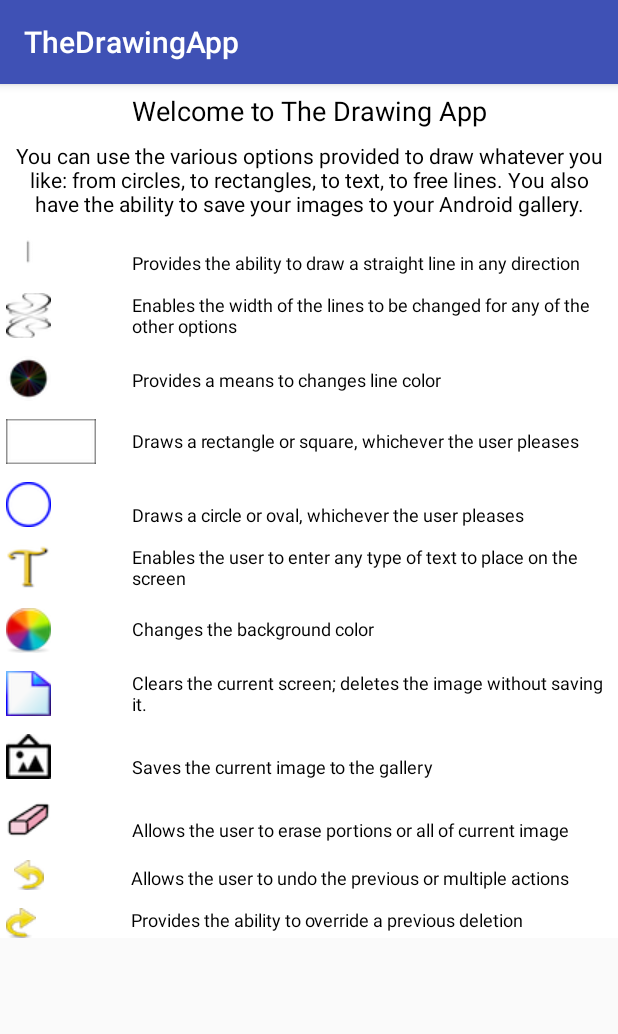
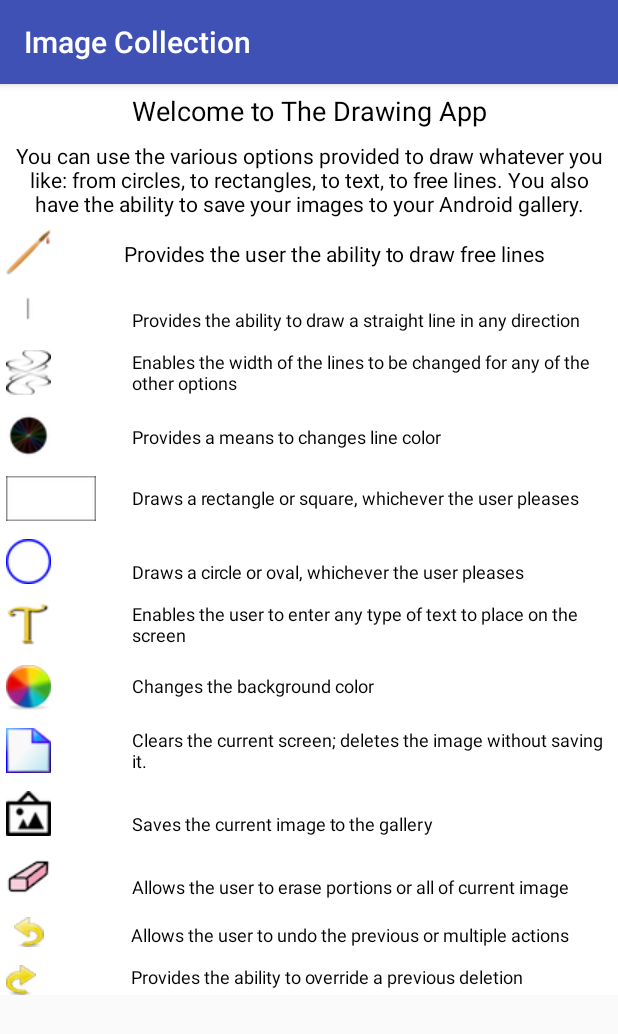
Before and after one commit to jcthom72/TheDrawingApp, an Android app: the screen it shows after launch (DrawingFunctions), after a tap on "DESCRIPTION OF DRAWING FUNCTIONS", on a phone screen of 412 x 824 dp. Shown: the top 1034 px of the screen. Run offline under Robolectric (Android 15) with nearby library versions, the light colour scheme and no system bars.

Commit message:
added an AlertDialog to list the licenses and images used in the app

```diff
--- a/app/src/main/AndroidManifest.xml
+++ b/app/src/main/AndroidManifest.xml
@@ -21,8 +21,8 @@
         </activity>
         <activity
             android:name=".MainActivity"
-            android:screenOrientation="portrait"></activity>
-        <activity android:name=".DrawingFunctions"></activity>
+            android:screenOrientation="portrait" />
+        <activity android:name=".DrawingFunctions" />
     </application>
 
 </manifest>
--- a/app/src/main/java/csci4020/shawnbickel_judsonthomas/assignment3/thedrawingapp/ColorData.java
+++ b/app/src/main/java/csci4020/shawnbickel_judsonthomas/assignment3/thedrawingapp/ColorData.java
@@ -6,6 +6,7 @@ import java.util.ArrayList;
  * Created by sbickel20 on 3/16/17.
  */
 
+// this class creates an ArrayList to be used by the ColorPicker library
 public class ColorData {
     private ArrayList<String> colorL;
 
--- a/app/src/main/java/csci4020/shawnbickel_judsonthomas/assignment3/thedrawingapp/MenuActivity.java
+++ b/app/src/main/java/csci4020/shawnbickel_judsonthomas/assignment3/thedrawingapp/MenuActivity.java
@@ -2,10 +2,15 @@ package csci4020.shawnbickel_judsonthomas.assignment3.thedrawingapp;
 
 import android.content.Intent;
 import android.os.Bundle;
+import android.support.v7.app.AlertDialog;
 import android.support.v7.app.AppCompatActivity;
+import android.text.Html;
+import android.text.method.LinkMovementMethod;
 import android.view.View;
 import android.widget.Button;
+import android.widget.TextView;
 
+// activity to link the menu buttons to their respective activities
 public class MenuActivity extends AppCompatActivity {
 
     @Override
@@ -27,8 +32,64 @@ public class MenuActivity extends AppCompatActivity {
         description.setOnClickListener(new View.OnClickListener(){
             @Override
             public void onClick(View v){
-                Intent descr = new Intent(MenuActivity.this, DrawingFunctions.class);
-                startActivity(descr);
+                Intent description = new Intent(MenuActivity.this, DrawingFunctions.class);
+                startActivity(description);
+            }
+        });
+
+        about.setOnClickListener(new View.OnClickListener(){
+            @Override
+            public void onClick(View v){
+                String message = "<html>" +
+                        "<h1>ColorPicker Library</h1>" +
+                        "<h3>Author: Petrov Kristiyan</h3>" +
+                        "<p><a href='https://github.com/kristiyanP/colorpicker'>Source Website</a></p>" +
+                        "<p>Apache License 2.0: <a href='https://github.com/kristiyanP/colorpicker" +
+                            "/blob/master/LICENSE'>License Page</a></p><br>" +
+                        "<p>The MIT License</p>" +
+                        "<p>Copyright (c) 2016 Petrov Kristiyan</p>" +
+                        "<p>Permission is hereby granted, free of charge, to any person obtaining a " +
+                            "copy of this software and associated documentation files (the \"Software\"), " +
+                            "to deal in the Software without restriction, including without limitation " +
+                            "the rights to use, copy, modify, merge, publish, distribute, sublicense, " +
+                            "and/or sell copies of the Software, and to permit persons to whom the " +
+                            "Software is furnished to do so, subject to the following conditions:</p>" +
+                        "<p>The above copyright notice and this permission notice shall be included " +
+                            "in all copies or substantial portions of the Software.</p>" +
+                        "<p>THE SOFTWARE IS PROVIDED \"AS IS\", WITHOUT WARRANTY OF ANY KIND, EXPRESS " +
+                            "OR IMPLIED, INCLUDING BUT NOT LIMITED TO THE WARRANTIES OF MERCHANTABILITY, " +
+                            "FITNESS FOR A PARTICULAR PURPOSE AND NONINFRINGEMENT. IN NO EVENT SHALL " +
+                            "THE AUTHORS OR COPYRIGHT HOLDERS BE LIABLE FOR ANY CLAIM, DAMAGES OR OTHER " +
+                            "LIABILITY, WHETHER IN AN ACTION OF CONTRACT, TORT OR OTHERWISE, ARISING " +
+                            "FROM, OUT OF OR IN CONNECTION WITH THE SOFTWARE OR THE USE OR OTHER " +
+                            "DEALINGS IN THE SOFTWARE.</p><br>" +
+                        "<h1>Open Source Images</h1>" +
+                        "<p><a href='https://openclipart.org/detail/26063/brush'>Brush Image<br>" +
+                        "<a href='https://openclipart.org/detail/260650/artgallery15'>Gallery Image<br>" +
+                        "<a href='https://openclipart.org/detail/199463/primary-eraser'>Eraser Image<br>" +
+                        "<a href='https://commons.wikimedia.org/wiki/File:Draw-1-black-line.svg'>Straight Line Image<br>" +
+                        "<a href='https://openclipart.org/detail/263195/thin-rectangle'>Rectangle Image<br>" +
+                        "<a href='https://openclipart.org/detail/82549/blue-circle'>Circle Image<br>" +
+                        "<a href='https://openclipart.org/detail/38899/new-file'>New File Image<br>" +
+                        "<a href='https://openclipart.org/detail/211810/colorwheel'>Colorwheel (background) Image<br>" +
+                        "<a href='https://openclipart.org/detail/212220/rodentiaicons-editundoltr'>Redo Image<br>" +
+                        "<a href='https://openclipart.org/detail/212221/rodentiaicons-editundo'>Undo Image<br>" +
+                        "<a href='https://openclipart.org/detail/191516/rainbow-line-art'>Colorwheel (line color) image<br>" +
+                        "<a href='https://openclipart.org/detail/17432/decorative-curves'>Line Width Image<br>" +
+                        "<a href='https://openclipart.org/detail/227662/colorful-abstract-background-3'>Main Menu Image<br></p> " +
+                        "<footer><p>App Developed by Judson Thomas and Shawn Bickel</p></footer>" +
+                        "</html>";
+                AlertDialog.Builder builder = new AlertDialog.Builder(v.getContext());
+                builder.setMessage(Html.fromHtml(message));
+                builder.setPositiveButton("Ok", null);
+
+                AlertDialog dialog = builder.create();
+                dialog.show();
+
+                // must be done after the call to show();
+                // allows anchor tags to work
+                TextView tv = (TextView) dialog.findViewById(android.R.id.message);
+                tv.setMovementMethod(LinkMovementMethod.getInstance());
             }
         });
 
--- a/app/src/main/res/layout/activity_drawing_functions.xml
+++ b/app/src/main/res/layout/activity_drawing_functions.xml
@@ -16,6 +16,17 @@
         tools:context="csci4020.shawnbickel_judsonthomas.assignment3.thedrawingapp.DrawingFunctions"
         android:background="#ffffff">
 
+        <ImageView
+            android:layout_width="wrap_content"
+            android:layout_height="wrap_content"
+            app:srcCompat="@drawable/brush"
+            android:id="@+id/freeLine"
+            android:layout_below="@+id/description"
+            android:gravity="left"
+            android:paddingLeft="4dp"
+            android:layout_alignParentLeft="true"
+            android:layout_alignParentStart="true"
+            android:paddingTop="8dp" />
 
 
         <TextView
@@ -45,7 +56,7 @@
             android:layout_height="wrap_content"
             app:srcCompat="@drawable/v_line"
             android:id="@+id/vertical_line"
-            android:layout_below="@+id/description"
+            android:layout_below="@+id/freeLine"
             android:gravity="left"
             android:paddingLeft="4dp"
             android:layout_alignParentLeft="true"
@@ -78,7 +89,7 @@
 
 
         <TextView
-            android:text="@string/freeLineDescription"
+            android:text="@string/widthDescription"
             android:layout_width="wrap_content"
             android:layout_height="wrap_content"
             android:id="@+id/free_styleDescription"
@@ -364,6 +375,21 @@
             android:layout_alignRight="@+id/eraseDescription"
             android:layout_alignEnd="@+id/eraseDescription" />
 
+        <TextView
+            android:text="@string/freeLine"
+            android:layout_width="match_parent"
+            android:layout_height="wrap_content"
+            android:textColor="#000000"
+            android:gravity="center"
+            android:id="@+id/Fdescription"
+            android:paddingTop="8dp"
+            android:paddingLeft="4dp"
+            android:paddingRight="4dp"
+            android:layout_marginTop="6dp"
+            android:layout_below="@+id/description"
+            android:layout_toRightOf="@+id/freeLine"
+            android:layout_toEndOf="@+id/freeLine" />
+
     </RelativeLayout>
 
 
--- a/app/src/main/res/values/strings.xml
+++ b/app/src/main/res/values/strings.xml
@@ -1,11 +1,11 @@
 <resources>
-    <string name="app_name">TheDrawingApp</string>
+    <string name="app_name">Image Collection</string>
     <string name="description">You can use the various options provided to draw whatever you like:
         from circles, to rectangles, to text, to free lines. You also have the ability to save your
         images to your Android gallery.</string>
     <string name="welcome">Welcome to The Drawing App</string>
     <string name="verticalLineDescription">Provides the ability to draw a straight line in any direction</string>
-    <string name="freeLineDescription">Enables the width of the lines to be changed for any of the other options</string>
+    <string name="widthDescription">Enables the width of the lines to be changed for any of the other options</string>
     <string name="lineColorDescription">Provides a means to changes line color</string>
     <string name="rectangle">Draws a rectangle or square, whichever the user pleases</string>
     <string name="circle">Draws a circle or oval, whichever the user pleases</string>
@@ -16,6 +16,7 @@
     <string name="erase">Allows the user to erase portions or all of current image</string>
     <string name="undo">Allows the user to undo the previous or multiple actions</string>
     <string name="redo">Provides the ability to override a previous deletion</string>
+    <string name="freeLine">Provides the user the ability to draw free lines</string>
     <string-array name="line_widths">
         <item>10</item>
         <item>20</item>
```
Also changed, not shown: app/src/main/res/layout/activity_main.xml (+6 -3 lines), app/src/main/res/drawable/brush.png (added).
